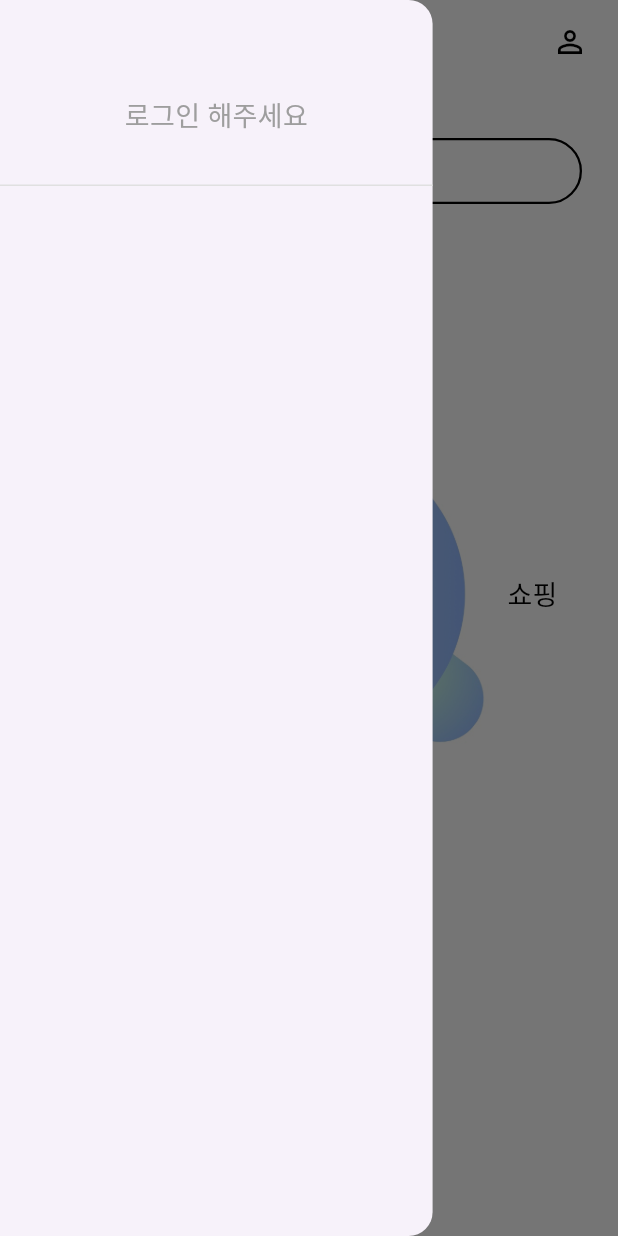
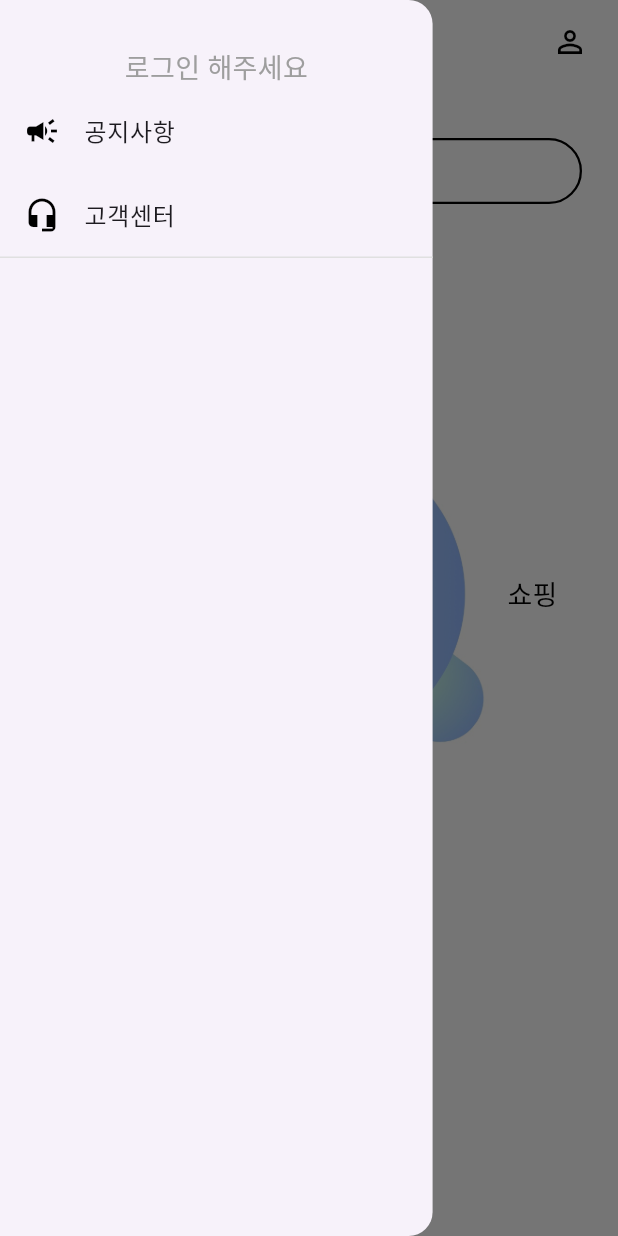
Before and after one commit to Limgyua/formteaapp, a Flutter app: the screen it shows after launch, with the side drawer open, on a phone screen of 412 x 824 dp. Run offline on Flutter 3.47's test engine with Material 3 defaults, Android fonts, the phone set to English and light mode, and no system bars; our stand-ins replace sqflite; accounts and stored records are empty.

Commit message:
업고 화면 및 중고 화면 UI 수정

```diff
--- a/lib/main.dart
+++ b/lib/main.dart
@@ -51,9 +51,8 @@ class _HomeScreenState extends State<HomeScreen> {
               mainAxisSize: MainAxisSize.min,
               children: [
                 const SizedBox(height: 32),
-                Padding(
-                  padding: const EdgeInsets.symmetric(vertical: 32.0),
-                  child: ValueListenableBuilder<bool>(
+
+                ValueListenableBuilder<bool>(
                   valueListenable: isLoggedIn,
                   builder: (context, loggedIn, _) {
                     if (loggedIn) {
@@ -68,14 +67,28 @@ class _HomeScreenState extends State<HomeScreen> {
                                     builder: (_) => const MyPageScreen()),
                               );
                             },
-                              child: Text(
+                            child: Column(
+                              crossAxisAlignment: CrossAxisAlignment.start,
+                              children: [
+                                Text(
                                   name != null ? '$name님' : '',
                                   style: const TextStyle(
                                     fontSize: 22,
                                     fontWeight: FontWeight.bold,
-                                  color: Colors.blueAccent,
+                                    color: Colors.black,
+                                    decoration: TextDecoration.none,
+                                  ),
+                                ),
+                                const SizedBox(height: 2),
+                                Text(
+                                  '마이페이지',
+                                  style: TextStyle(
+                                    fontSize: 13,
+                                    color: Colors.grey[600],
                                     decoration: TextDecoration.underline,
                                   ),
+                                ),
+                              ],
                             ),
                           );
                         },
@@ -88,6 +101,34 @@ class _HomeScreenState extends State<HomeScreen> {
                     }
                   },
                 ),
+
+                // 공지사항 메뉴 추가
+                ListTile(
+                  leading: const Icon(Icons.campaign, color: Colors.black),
+                  title: const Text('공지사항'),
+                  onTap: () {
+                    showDialog(
+                      context: context,
+                      builder: (_) => const AlertDialog(
+                        title: Text('공지사항'),
+                        content: Text('공지사항 화면을 구현하세요.'),
+                      ),
+                    );
+                  },
+                ),
+                // 고객센터 메뉴 추가
+                ListTile(
+                  leading: const Icon(Icons.headset_mic, color: Colors.black),
+                  title: const Text('고객센터'),
+                  onTap: () {
+                    showDialog(
+                      context: context,
+                      builder: (_) => const AlertDialog(
+                        title: Text('고객센터'),
+                        content: Text('고객센터 화면을 구현하세요.'),
+                      ),
+                    );
+                  },
                 ),
                 Divider(thickness: 1, height: 1, color: Colors.grey[300]),
               ],
```
Lines whose indentation alone changed are shown as unchanged.
